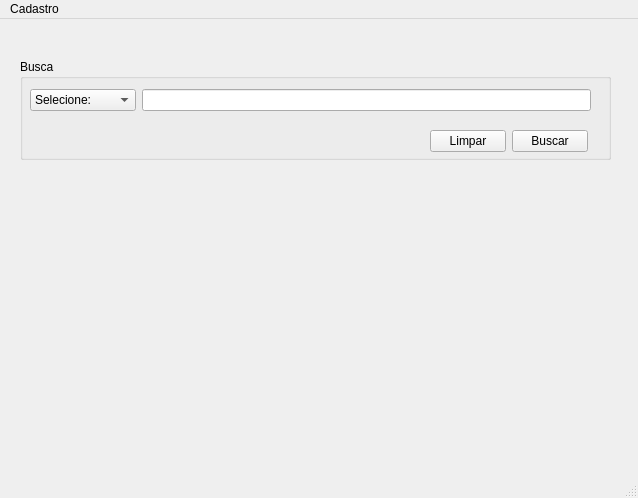
First picture: the form in Fernanda/formulariobusca.ui, repository UnPComp2013/Grupo5, before the edit.
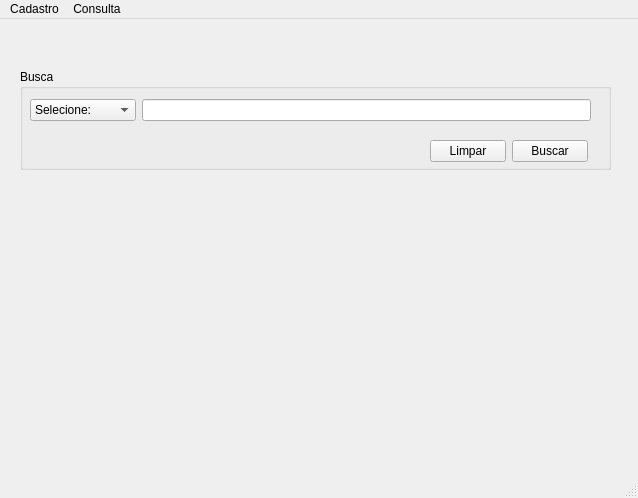
Second picture: the form after the edit.

```diff
--- a/Fernanda/formulariobusca.ui
+++ b/Fernanda/formulariobusca.ui
@@ -18,7 +18,7 @@
     <property name="geometry">
      <rect>
       <x>20</x>
-      <y>40</y>
+      <y>50</y>
       <width>591</width>
       <height>101</height>
      </rect>
@@ -102,7 +102,7 @@
      <height>21</height>
     </rect>
    </property>
-   <widget class="QMenu" name="menuTEste">
+   <widget class="QMenu" name="menuCadastro">
     <property name="title">
      <string>Cadastro</string>
     </property>
@@ -111,7 +111,16 @@
     <addaction name="actionCadastro_de_Turma"/>
     <addaction name="actionCadastro_de_Hor_rio"/>
    </widget>
-   <addaction name="menuTEste"/>
+   <widget class="QMenu" name="menuConsulta">
+    <property name="title">
+     <string>Consulta</string>
+    </property>
+    <addaction name="actionLista_de_Professores"/>
+    <addaction name="actionLista_de_Disciplinas"/>
+    <addaction name="actionLista_de_Turmas"/>
+   </widget>
+   <addaction name="menuCadastro"/>
+   <addaction name="menuConsulta"/>
   </widget>
   <widget class="QStatusBar" name="statusbar"/>
   <action name="actionCadastro_Professor">
```
Left out of the diff: 25 changed lines with no effect on the pictures.
